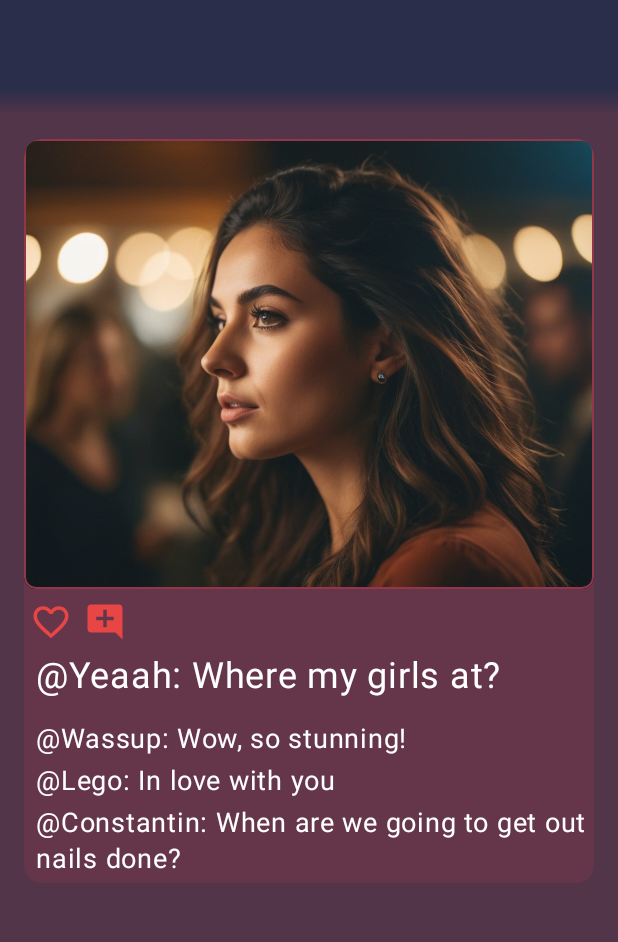
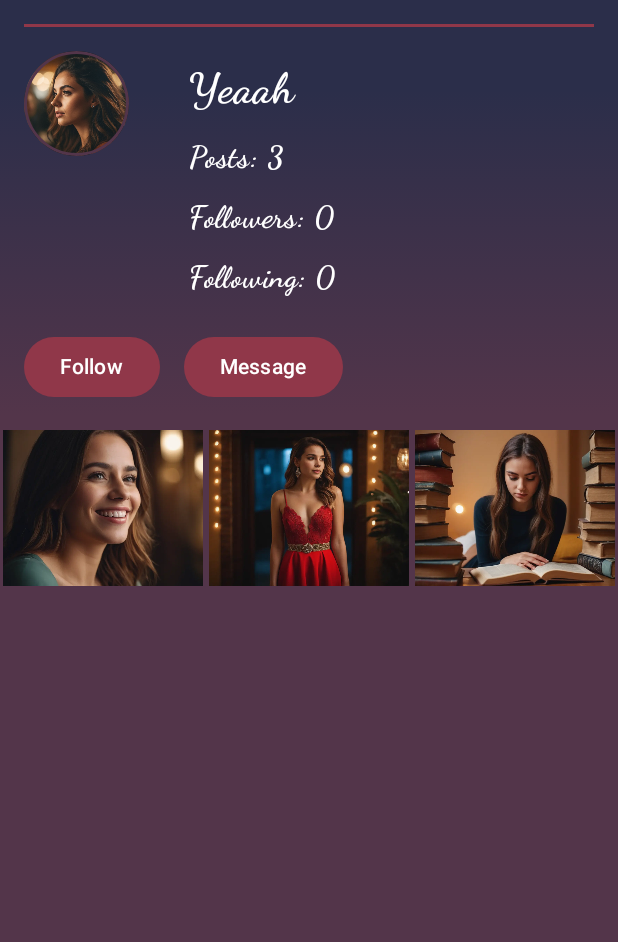
Before and after one commit to Dombah/Constantio, an Android app built with Jetpack Compose: the screen it shows after launch (MainActivity), on a phone screen of 412 x 824 dp, the part 110-1052 px from its top. Run offline under Robolectric (Android 15) with nearby library versions, the phone set to English and light mode, and no system bars.

```diff
--- a/app/src/main/java/com/domagojleskovic/constantio/MainActivity.kt
+++ b/app/src/main/java/com/domagojleskovic/constantio/MainActivity.kt
@@ -11,6 +11,7 @@ import com.domagojleskovic.constantio.ui.Comment
 import com.domagojleskovic.constantio.ui.MainScreen
 import com.domagojleskovic.constantio.ui.Post
 import com.domagojleskovic.constantio.ui.PostScreen
+import com.domagojleskovic.constantio.ui.Profile
 import com.domagojleskovic.constantio.ui.ProfileScreen
 import com.domagojleskovic.constantio.ui.listOfProfiles
 import com.domagojleskovic.constantio.ui.theme.ConstantioTheme
@@ -35,7 +36,36 @@ class MainActivity : ComponentActivity() {
                                 Comment(listOfProfiles[5], "When are we going to get out nails done?")
                             )
                     )
-                    PostScreen(post = post1)
+                    val listOfProfiles = mutableListOf<Profile>(
+                        Profile(R.drawable.profpic1, "Marko", listOf()),
+                        Profile(R.drawable.profpic2, "Constantin", listOf()),
+                        Profile(R.drawable.profpic3, "Yeaah", listOf()),
+                        Profile(R.drawable.profpic4, "Wassup", listOf()),
+                        Profile(R.drawable.profpic5, "Lego", listOf()),
+                        Profile(R.drawable.profpic6, "Constantin", listOf()),
+                        Profile(R.drawable.profpic7, "Yeaah", listOf()),
+                        Profile(R.drawable.profpic8, "Wassup", listOf()),
+                        Profile(R.drawable.profpic9, "Wassup", listOf())
+                    )
+
+                    val listOfPictures : List<Int> = listOf(
+                        R.drawable.pic1,
+                        R.drawable.pic2,
+                        R.drawable.pic3,
+                        R.drawable.pic4,
+                        R.drawable.pic5,
+                        R.drawable.profpic1,
+                        R.drawable.profpic2,
+                        R.drawable.profpic3,
+                        R.drawable.profpic4,
+                        R.drawable.profpic5
+                    )
+                    listOfProfiles[2].listOfPictures = listOf(
+                        listOfPictures[0],
+                        listOfPictures[2],
+                        listOfPictures[4]
+                    )
+                    ProfileScreen(listOfProfiles[2])
                 }
             }
         }
--- a/app/src/main/java/com/domagojleskovic/constantio/ui/MainScreen.kt
+++ b/app/src/main/java/com/domagojleskovic/constantio/ui/MainScreen.kt
@@ -51,7 +51,8 @@ import com.domagojleskovic.constantio.ui.theme.LightRed_Palette
 
 data class Profile(
     @DrawableRes var icon : Int,
-    var name : String
+    var name : String,
+    var listOfPictures : List<Int>
 ){
     override fun toString(): String {
         return name
@@ -76,15 +77,15 @@ data class Comment(
 }
 
 val listOfProfiles = mutableListOf<Profile>(
-    Profile(R.drawable.profpic1, "Marko"),
-    Profile(R.drawable.profpic2, "Constantin"),
-    Profile(R.drawable.profpic3, "Yeaah"),
-    Profile(R.drawable.profpic4, "Wassup"),
-    Profile(R.drawable.profpic5, "Lego"),
-    Profile(R.drawable.profpic6, "Constantin"),
-    Profile(R.drawable.profpic7, "Yeaah"),
-    Profile(R.drawable.profpic8, "Wassup"),
-    Profile(R.drawable.profpic9, "Wassup")
+    Profile(R.drawable.profpic1, "Marko", listOf()),
+    Profile(R.drawable.profpic2, "Constantin", listOf()),
+    Profile(R.drawable.profpic3, "Yeaah", listOf()),
+    Profile(R.drawable.profpic4, "Wassup", listOf()),
+    Profile(R.drawable.profpic5, "Lego", listOf()),
+    Profile(R.drawable.profpic6, "Constantin", listOf()),
+    Profile(R.drawable.profpic7, "Yeaah", listOf()),
+    Profile(R.drawable.profpic8, "Wassup", listOf()),
+    Profile(R.drawable.profpic9, "Wassup", listOf())
 )
 @Preview(showBackground = true)
 @Composable
```
Also changed, not shown: app/src/main/java/com/domagojleskovic/constantio/ui/ProfileScreen.kt (+26 -20 lines).
